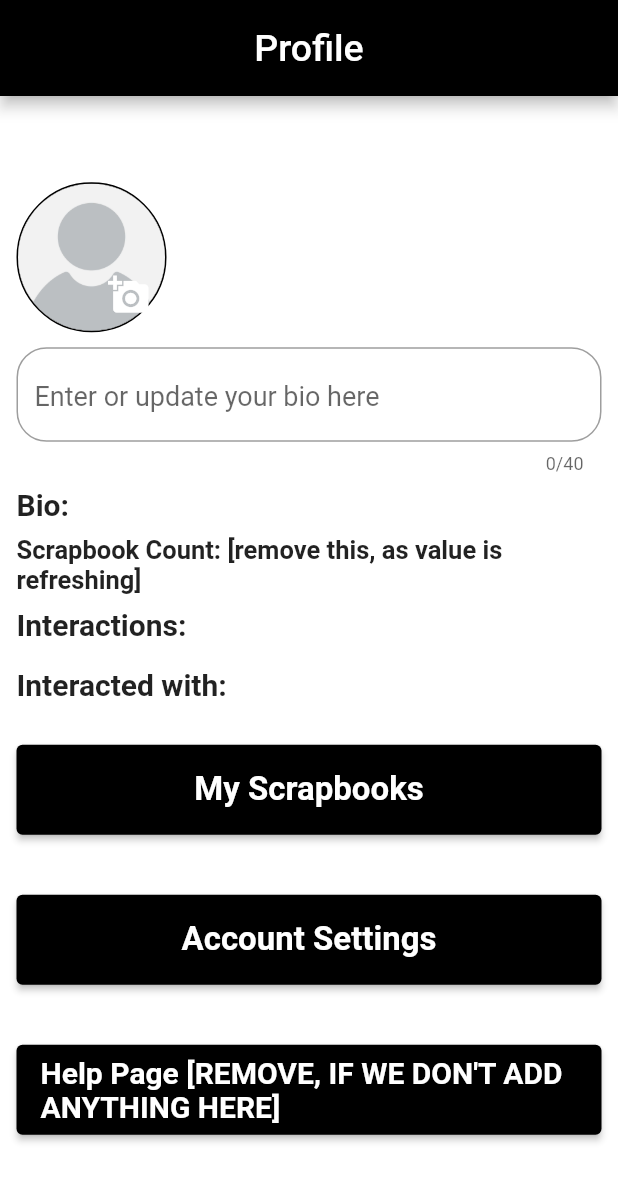
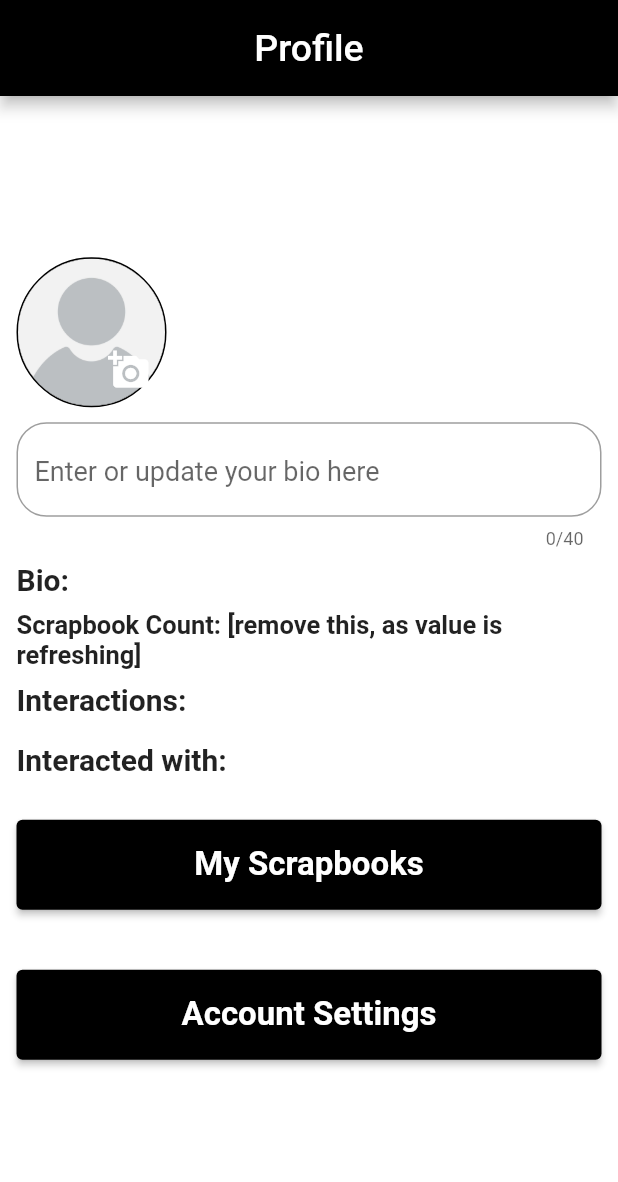
Before and after one commit to Y3-Project/GeoEyeApp, a Flutter app: the ProfileWidget screen opened directly, on a phone screen of 412 x 824 dp. Shown: the top 1182 px of the screen. Run offline on Flutter 3.47's test engine with Material 2 defaults, Android fonts, the phone set to English and light mode, and no system bars; our stand-ins replace animated_splash_screen, animated_text_kit, cloud_firestore, curved_navigation_bar, email_validator, firebase_auth and 11 more; missing offline and left inert: ar_location_view, flutter_map_marker_popup, popup_card; accounts and stored records are empty.

Commit message:
remove unsused help button;

```diff
--- a/lib/profile_widgets/profile_widget.dart
+++ b/lib/profile_widgets/profile_widget.dart
@@ -189,27 +189,7 @@ class _ProfileWidgetState extends State<ProfileWidget> {
                           style: TextStyle(
                               fontWeight: FontWeight.bold, fontSize: 22),
                         )),
-                  ),
-                  Container(
-                    margin: EdgeInsets.symmetric(
-                        vertical: ProfileWidget.SETTINGS_BUTTON_SPACING),
-                    child: ElevatedButton(
-                        style: ElevatedButton.styleFrom(
-                          backgroundColor: Colors.black,
-                          minimumSize: Size.fromHeight(ProfileWidget
-                              .SETTINGS_BUTTON_WIDTH), // fromHeight use double.infinity as width and 40 is the height
-                        ),
-                        onPressed: () {
-                          Navigator.of(context).push(
-                            MaterialPageRoute(builder: (context) => HelpPage()),
-                          );
-                        },
-                        child: Text(
-                          "Help Page [REMOVE, IF WE DON'T ADD ANYTHING HERE]",
-                          style: TextStyle(
-                              fontWeight: FontWeight.bold, fontSize: 20),
-                        )),
-                  ),
+                  )
                 ],
               ),
             ],
```
